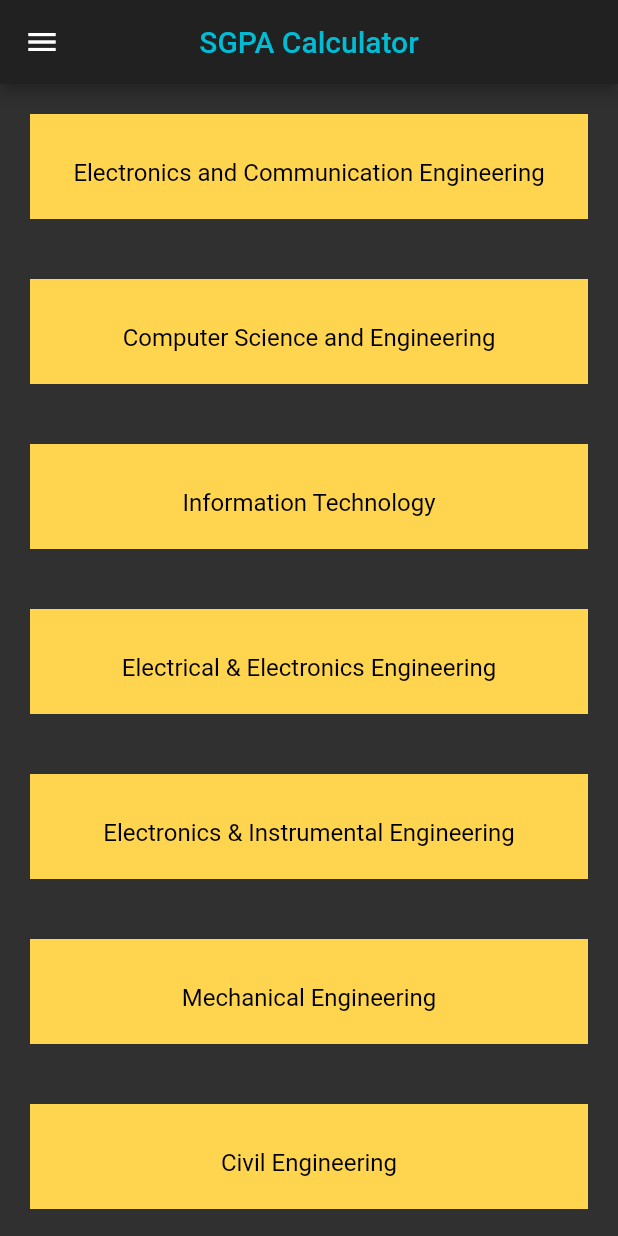
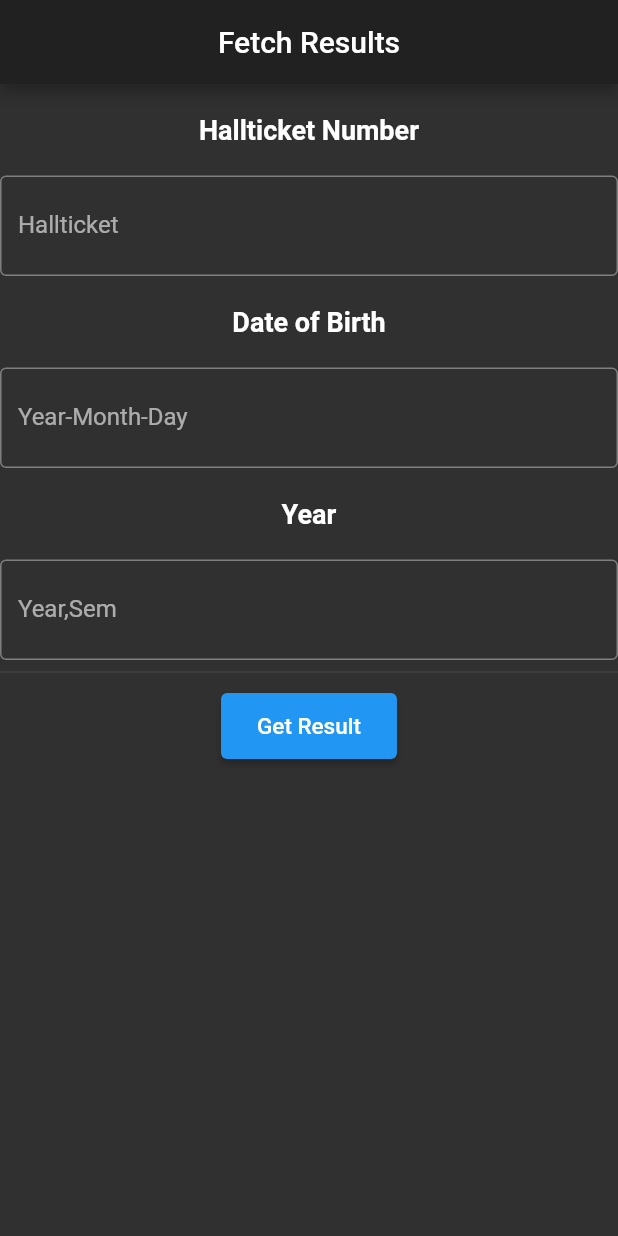
Before and after one commit to hemanth-kotagiri/sgpa-calculator, a Flutter app: the screen it shows after launch, on a phone screen of 412 x 824 dp. Run offline on Flutter 3.47's test engine with Material 2 defaults, Android fonts, the phone set to English and light mode, and no system bars.

Commit message:
Add ResultsFetcherWidget.dart

```diff
--- /dev/null
+++ b/lib/Widgets/ResultsFetcherWidget.dart
@@ -0,0 +1,130 @@
+import 'package:flutter/material.dart';
+import 'package:sgpa_calc/Services/FetchResult.dart';
+
+class ResultsFetcherWidget extends StatefulWidget {
+  @override
+  _ResultsFetcherWidgetState createState() => _ResultsFetcherWidgetState();
+}
+
+class _ResultsFetcherWidgetState extends State<ResultsFetcherWidget> {
+  //String _hallticket;
+  //String _dob;
+  //String _year;
+
+  TextEditingController _hallticketController = TextEditingController();
+  TextEditingController _dobController = TextEditingController();
+  TextEditingController _yearController = TextEditingController();
+
+  @override
+  Widget build(BuildContext context) {
+    return Scaffold(
+      resizeToAvoidBottomInset: true,
+      appBar: AppBar(
+        title: Text("Fetch Results"),
+        centerTitle: true,
+      ),
+      body: SingleChildScrollView(
+        child: Center(
+          child: Column(
+            children: [
+              Padding(
+                padding: const EdgeInsets.all(20.0),
+                child: Center(
+                  child: Text(
+                    "Hallticket Number",
+                    style: TextStyle(
+                      fontSize: 18,
+                      fontWeight: FontWeight.bold,
+                    ),
+                  ),
+                ),
+              ),
+              TextField(
+                controller: _hallticketController,
+                decoration: InputDecoration(
+                  labelText: "Hallticket",
+                  hintText: "Enter Here",
+                  border: OutlineInputBorder(),
+                ),
+              ),
+              Padding(
+                padding: const EdgeInsets.all(20.0),
+                child: Center(
+                  child: Text(
+                    "Date of Birth",
+                    style: TextStyle(
+                      fontSize: 18,
+                      fontWeight: FontWeight.bold,
+                    ),
+                  ),
+                ),
+              ),
+              TextField(
+                controller: _dobController,
+                decoration: InputDecoration(
+                  labelText: "Year-Month-Day",
+                  hintText: "Enter Here",
+                  border: OutlineInputBorder(),
+                ),
+              ),
+              Padding(
+                padding: const EdgeInsets.all(20.0),
+                child: Center(
+                  child: Text(
+                    "Year",
+                    style: TextStyle(
+                      fontSize: 18,
+                      fontWeight: FontWeight.bold,
+                    ),
+                  ),
+                ),
+              ),
+              TextField(
+                controller: _yearController,
+                decoration: InputDecoration(
+                  labelText: "Year,Sem",
+                  hintText: "Enter Here",
+                  border: OutlineInputBorder(),
+                ),
+              ),
+              Divider(),
+              ElevatedButton(
+                  onPressed: () async {
+                    ResultFetcher fetcher = ResultFetcher(
+                      hallticket: _hallticketController.text,
+                      dob: _dobController.text,
+                      year: _yearController.text,
+                    );
+
+                    List result = await fetcher.fetchResult();
+                    _resultsPage(result);
+                  },
+                  child: Text(
+                    "Get Result",
+                    style: TextStyle(
+                      fontSize: 15,
+                    ),
+                  ))
+            ],
+          ),
+        ),
+      ),
+    );
+  }
+
+  _resultsPage(list<dynamic> result) {
+    Navigator.of(context)
+        .push(MaterialPageRoute(builder: (BuildContext context) {
+      return Scaffold(
+        appBar: AppBar(
+          title: Text(
+            "RESULT",
+            style: TextStyle(color: Colors.cyan),
+          ),
+          centerTitle: true,
+        ),
+        body: ResultsPageWidget(result: result),
+      );
+    }));
+  }
+}
--- a/lib/main.dart
+++ b/lib/main.dart
@@ -1,4 +1,5 @@
 import 'package:flutter/material.dart';
+import 'Widgets/ResultsFetcherWidget.dart';
 import 'Widgets/courses.dart';
 
 void main() {
@@ -23,7 +24,7 @@ class _MyAppState extends State<MyApp> {
         primaryColorLight: Color(0xff03203C),
         primaryColorDark: Color(0xff242B2E),
       ),
-      home: CoursesWidget(),
+      home: ResultsFetcherWidget(),
       debugShowCheckedModeBanner: false,
     );
   }
```
